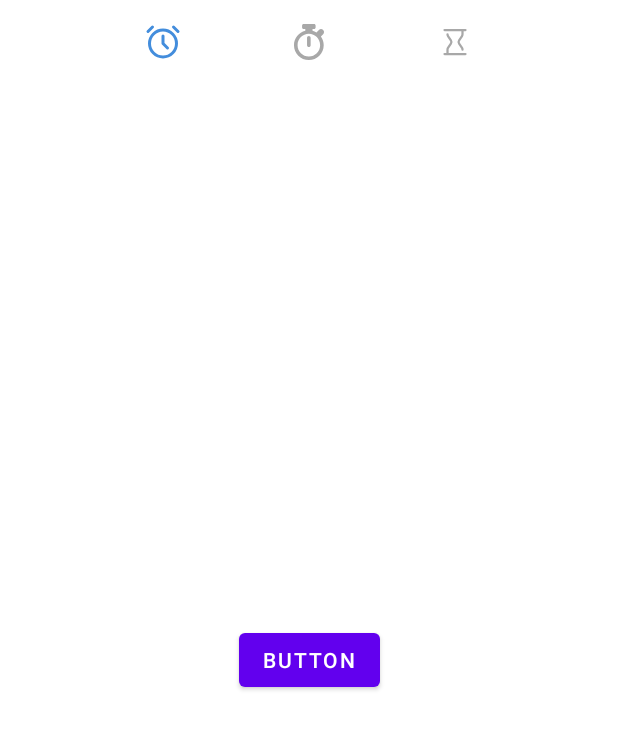
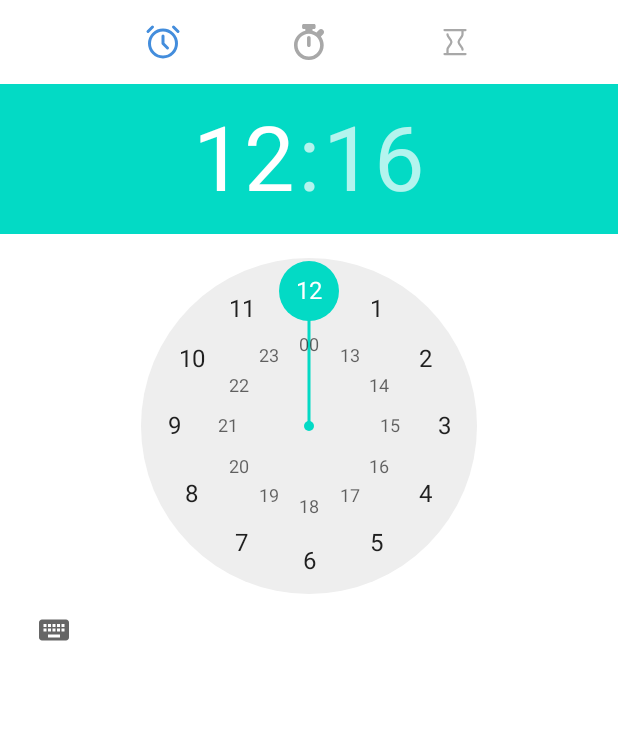
Before and after one commit to etokoc/ClockTracker, an Android app: the AlarmSettingFragment screen opened through its navigation route, on a phone screen of 412 x 824 dp. Shown: the top 729 px of the screen. Run offline under Robolectric (Android 15) with nearby library versions, the phone set to English and light mode, and no system bars; our stand-ins replace navigation-ui.

Commit message:
datetimepicker düzenlendi

```diff
--- a/app/src/main/res/layout/fragment_alarm_setting.xml
+++ b/app/src/main/res/layout/fragment_alarm_setting.xml
@@ -6,7 +6,7 @@
     android:layout_height="match_parent"
     tools:context=".ui.view.fragment.AlarmSettingFragment">
 
-    <Button
+    <!--<Button
         android:id="@+id/button"
         android:layout_width="wrap_content"
         android:layout_height="wrap_content"
@@ -14,5 +14,14 @@
         app:layout_constraintBottom_toBottomOf="parent"
         app:layout_constraintEnd_toEndOf="parent"
         app:layout_constraintStart_toStartOf="parent"
+        app:layout_constraintTop_toTopOf="parent" />-->
+
+    <TimePicker
+        android:id="@+id/pickertime"
+        android:layout_width="wrap_content"
+        android:layout_height="wrap_content"
+
+        app:layout_constraintLeft_toLeftOf="parent"
+        app:layout_constraintRight_toRightOf="parent"
         app:layout_constraintTop_toTopOf="parent" />
 </androidx.constraintlayout.widget.ConstraintLayout>
```
Also changed, not shown: app/src/main/java/com/metoer/clocktracker/ui/view/fragment/AlarmSettingFragment.kt (+1 -14 lines).
